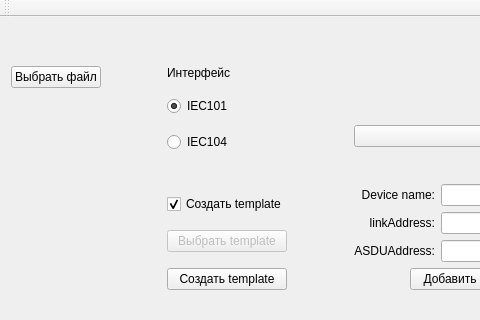
This is mainwindow.ui in vokhmianin-da/templateConfigurator as Qt 5 draws it before an edit; both pictures show x 0 to 480 and y 0 to 320 of the 698 by 449 pixel window. The edited form follows.
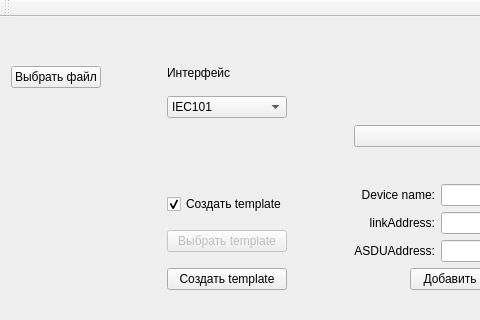
This is the edited form.

Commit message: Сделаны template на IEC101 и IEC104 (через vector)

Patch:
```diff
--- a/mainwindow.ui
+++ b/mainwindow.ui
@@ -106,23 +106,17 @@
          </widget>
         </item>
         <item>
-         <widget class="QRadioButton" name="rbIEC101">
-          <property name="layoutDirection">
-           <enum>Qt::LeftToRight</enum>
-          </property>
+         <widget class="QComboBox" name="cbInterface">
+          <item>
           <property name="text">
            <string>IEC101</string>
           </property>
-          <property name="checked">
-           <bool>true</bool>
-          </property>
-         </widget>
         </item>
         <item>
-         <widget class="QRadioButton" name="rbIEC104">
           <property name="text">
            <string>IEC104</string>
           </property>
+          </item>
          </widget>
         </item>
         <item>
```
Lines whose indentation alone changed are shown as unchanged. The commit also changes 2 other files.
